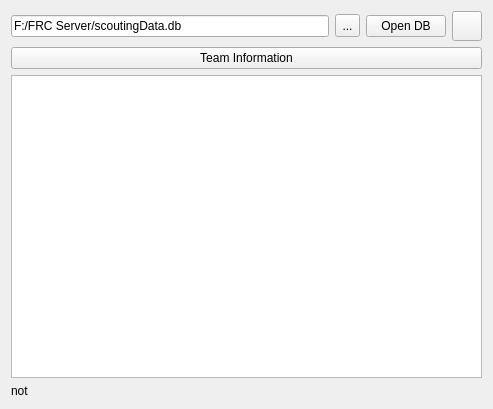
The window that FRC_DB/mainwindow.ui (asandwhich/FRC2410-DBReader) describes before a commit, drawn with Qt 5.
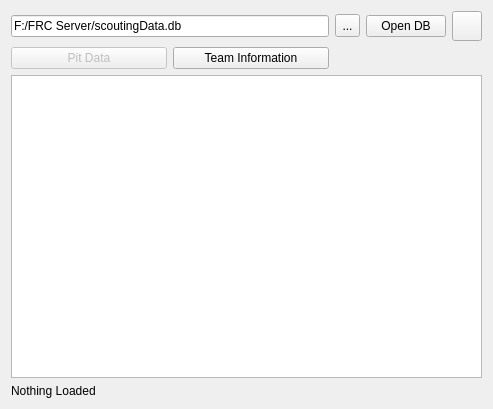
The same window after the commit. Icons and pictures are not drawn.

Diff of the .ui file:
```diff
--- a/FRC_DB/mainwindow.ui
+++ b/FRC_DB/mainwindow.ui
@@ -47,10 +47,10 @@
       </attribute>
      </widget>
     </item>
-    <item row="3" column="0">
+    <item row="5" column="0">
      <widget class="QLabel" name="debugLabel">
       <property name="text">
-       <string>not</string>
+       <string>Nothing Loaded</string>
       </property>
      </widget>
     </item>
@@ -116,7 +116,20 @@
       </property>
      </widget>
     </item>
-    <item row="1" column="0" colspan="5">
+    <item row="1" column="0">
+     <widget class="QPushButton" name="pitButton">
+      <property name="enabled">
+       <bool>false</bool>
+      </property>
+      <property name="text">
+       <string>Pit Data</string>
+      </property>
+      <property name="flat">
+       <bool>false</bool>
+      </property>
+     </widget>
+    </item>
+    <item row="1" column="1">
      <widget class="QPushButton" name="teamButton">
       <property name="sizePolicy">
        <sizepolicy hsizetype="Expanding" vsizetype="Fixed">
```
Left out of the diff: 2 changed lines with no effect on the pictures.
